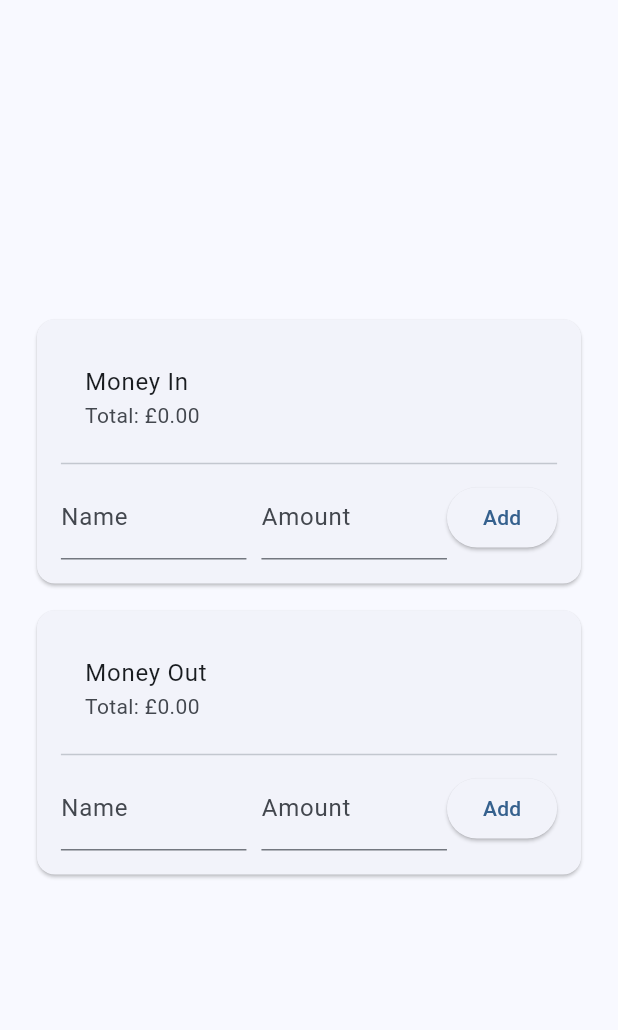
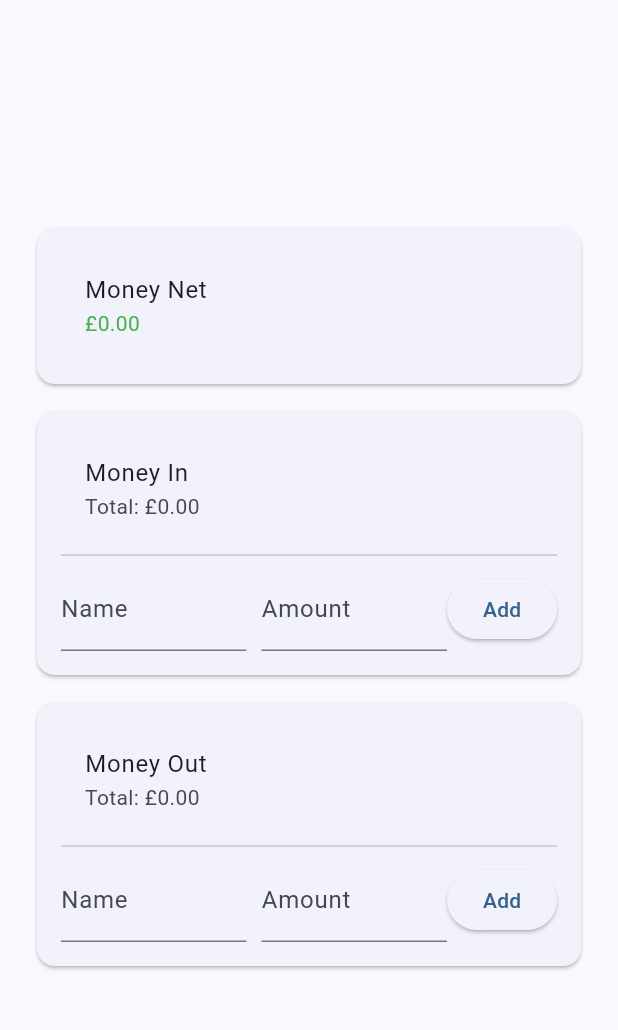
Before and after one commit to zoet24/salary-split, a Flutter app: the screen it shows after launch, on a phone screen of 412 x 824 dp, the part 63-1093 px from its top. Run offline on Flutter 3.47's test engine with Material 3 defaults, Android fonts, the phone set to English and light mode, and no system bars.

Commit message:
Add net panel

```diff
--- a/lib/main.dart
+++ b/lib/main.dart
@@ -38,8 +38,10 @@
       GlobalKey<MyCustomFormState>();
   final GlobalKey<MyCustomFormState> _myCustomFormKeyOut =
       GlobalKey<MyCustomFormState>();
+
   double totalAmountIn = 0.0;
   double totalAmountOut = 0.0;
+  double get _netTotal => totalAmountIn - totalAmountOut;
 
   void _updateTotalAmountIn() {
     if (_myCustomFormKeyIn.currentState != null) {
@@ -66,16 +68,36 @@
       body: Center(
         child: LayoutBuilder(
           builder: (BuildContext context, BoxConstraints constraints) {
-            // Calculate the width based on screen size
             double width = MediaQuery.of(context).size.width;
             double cardWidth = width > 600 ? width * 0.6 : width * 0.9;
-            cardWidth = cardWidth > 800 ? 800 : cardWidth; // Max width 800px
+            cardWidth = cardWidth > 600 ? 600 : cardWidth;
 
             return Container(
               width: cardWidth,
               child: Column(
                 mainAxisAlignment: MainAxisAlignment.center,
                 children: <Widget>[
+                  Card(
+                    child: Padding(
+                      padding: EdgeInsets.all(16.0),
+                      child: Column(
+                        crossAxisAlignment: CrossAxisAlignment.start,
+                        children: [
+                          ListTile(
+                            title: Text('Money Net'),
+                            subtitle: Text(
+                              '${_netTotal > 0 ? '+' : ''}£${_netTotal.toStringAsFixed(2)}',
+                              style: TextStyle(
+                                color:
+                                    _netTotal >= 0 ? Colors.green : Colors.red,
+                              ),
+                            ),
+                          ),
+                        ],
+                      ),
+                    ),
+                  ),
+                  SizedBox(height: 10),
                   Card(
                     child: Padding(
                       padding: EdgeInsets.all(16.0),
@@ -220,6 +242,8 @@
           );
         }).toList(),
 
+        if (_submittedData.isNotEmpty) Divider(),
+
         // Form fields
         Form(
           key: _formKey,
```
